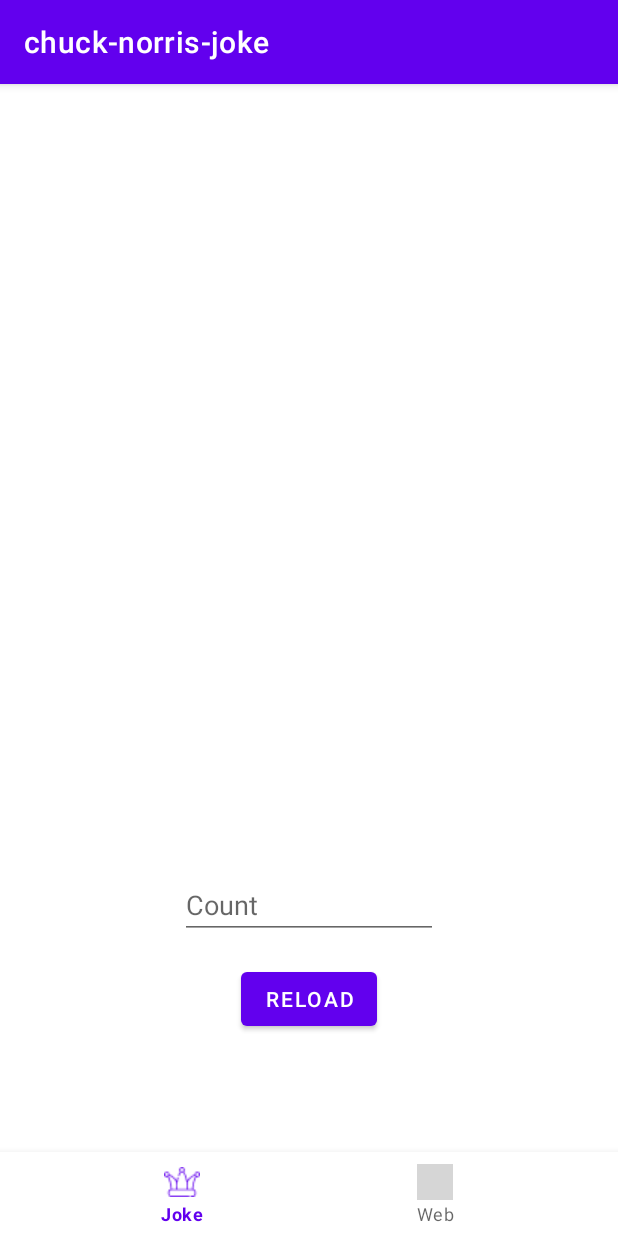
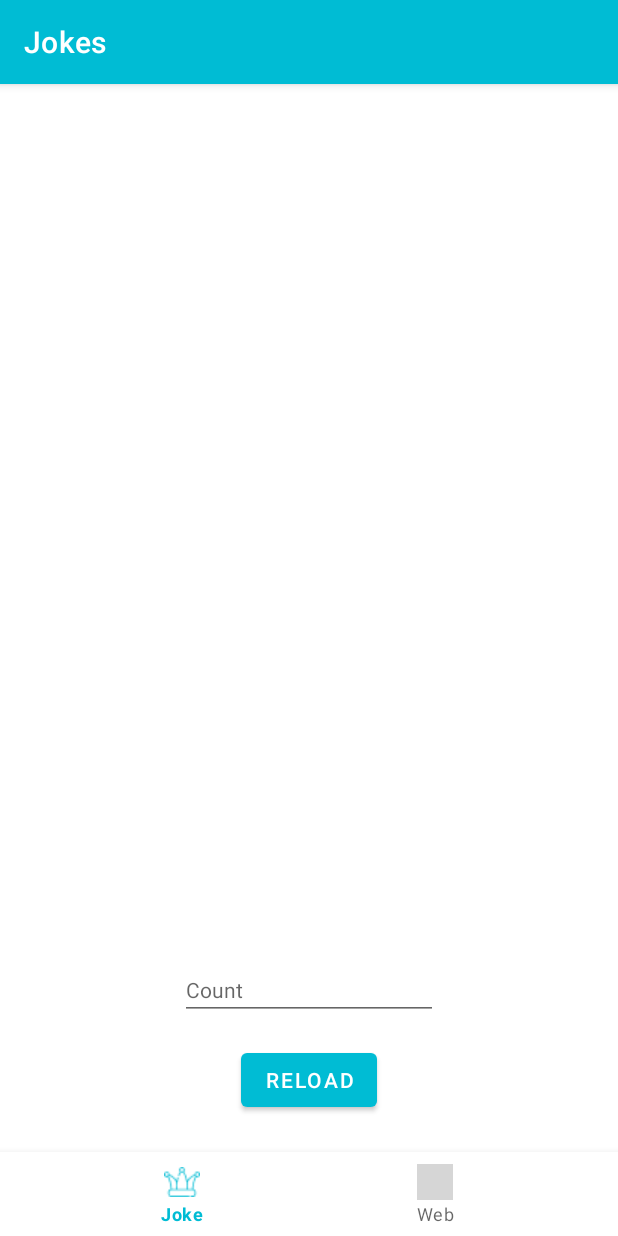
Before and after one commit to Alexwerber/chuck-norris-joke, an Android app: the screen it shows after launch (MainActivity), on a phone screen of 412 x 824 dp. Run offline under Robolectric (Android 15) with nearby library versions, the phone set to English and light mode, and no system bars; our stand-ins replace Dagger/Hilt's generated code; grey boxes are pictures that could not be loaded.

Commit message:
feat: add some colors in theme, add titles, change text size

```diff
--- a/app/src/main/java/xaa/werber/chuck_norris_joke/ui/fragments/JokeListFragment.kt
+++ b/app/src/main/java/xaa/werber/chuck_norris_joke/ui/fragments/JokeListFragment.kt
@@ -23,6 +23,7 @@ class JokeListFragment: Fragment(R.layout.fragment_joke_list) {
     override fun onCreate(savedInstanceState: Bundle?) {
         AndroidSupportInjection.inject(this)
         super.onCreate(savedInstanceState)
+        activity?.let { it.title = resources.getString(R.string.joke_title) }
     }
 
     override fun onStart() {
--- a/app/src/main/java/xaa/werber/chuck_norris_joke/ui/fragments/WebFragment.kt
+++ b/app/src/main/java/xaa/werber/chuck_norris_joke/ui/fragments/WebFragment.kt
@@ -27,6 +27,7 @@ class WebFragment: Fragment() {
     override fun onCreate(savedInstanceState: Bundle?) {
         AndroidSupportInjection.inject(this)
         super.onCreate(savedInstanceState)
+        activity?.let { it.title = resources.getString(R.string.web_title) }
     }
 
     override fun onCreateView(inflater: LayoutInflater, container: ViewGroup?, savedInstanceState: Bundle?): View? {
--- a/app/src/main/res/layout/fragment_joke_list.xml
+++ b/app/src/main/res/layout/fragment_joke_list.xml
@@ -18,6 +18,7 @@
         android:id="@+id/count_input"
         android:layout_width="172dp"
         android:layout_height="wrap_content"
+        android:textSize="14sp"
         android:hint="@string/count_input"
         android:inputType="number"
         app:layout_constraintStart_toStartOf="parent"
@@ -35,6 +36,6 @@
         app:layout_constraintEnd_toEndOf="parent"
         app:layout_constraintTop_toBottomOf="@id/count_input"
         app:layout_constraintBottom_toBottomOf="parent"
-        android:layout_marginBottom="134dp"/>
+        android:layout_marginBottom="80dp"/>
 
 </androidx.constraintlayout.widget.ConstraintLayout>
--- a/app/src/main/res/values/strings.xml
+++ b/app/src/main/res/values/strings.xml
@@ -3,6 +3,8 @@
     <string name="app_name">chuck-norris-joke</string>
     <string name="text_label_joke">Joke</string>
     <string name="text_label_web">Web</string>
+    <string name="joke_title">Jokes</string>
+    <string name="web_title">Api info</string>
 
     <!-- joke list fragment -->
     <string name="load_button">RELOAD</string>
--- a/app/src/main/res/values/themes.xml
+++ b/app/src/main/res/values/themes.xml
@@ -2,12 +2,12 @@
     <!-- Base application theme. -->
     <style name="Theme.Chucknorrisjoke" parent="Theme.MaterialComponents.DayNight.DarkActionBar">
         <!-- Primary brand color. -->
-        <item name="colorPrimary">@color/purple_500</item>
-        <item name="colorPrimaryVariant">@color/purple_700</item>
+        <item name="colorPrimary">#00BCD4</item>
+        <item name="colorPrimaryVariant">#006064</item>
         <item name="colorOnPrimary">@color/white</item>
         <!-- Secondary brand color. -->
-        <item name="colorSecondary">@color/teal_200</item>
-        <item name="colorSecondaryVariant">@color/teal_700</item>
+        <item name="colorSecondary">#18FFFF</item>
+        <item name="colorSecondaryVariant">#00B8D4</item>
         <item name="colorOnSecondary">@color/black</item>
         <!-- Status bar color. -->
         <item name="android:statusBarColor" tools:targetApi="l">?attr/colorPrimaryVariant</item>
```
Also changed, not shown: app/src/main/res/layout/item_joke_list.xml (+5 -2 lines).
